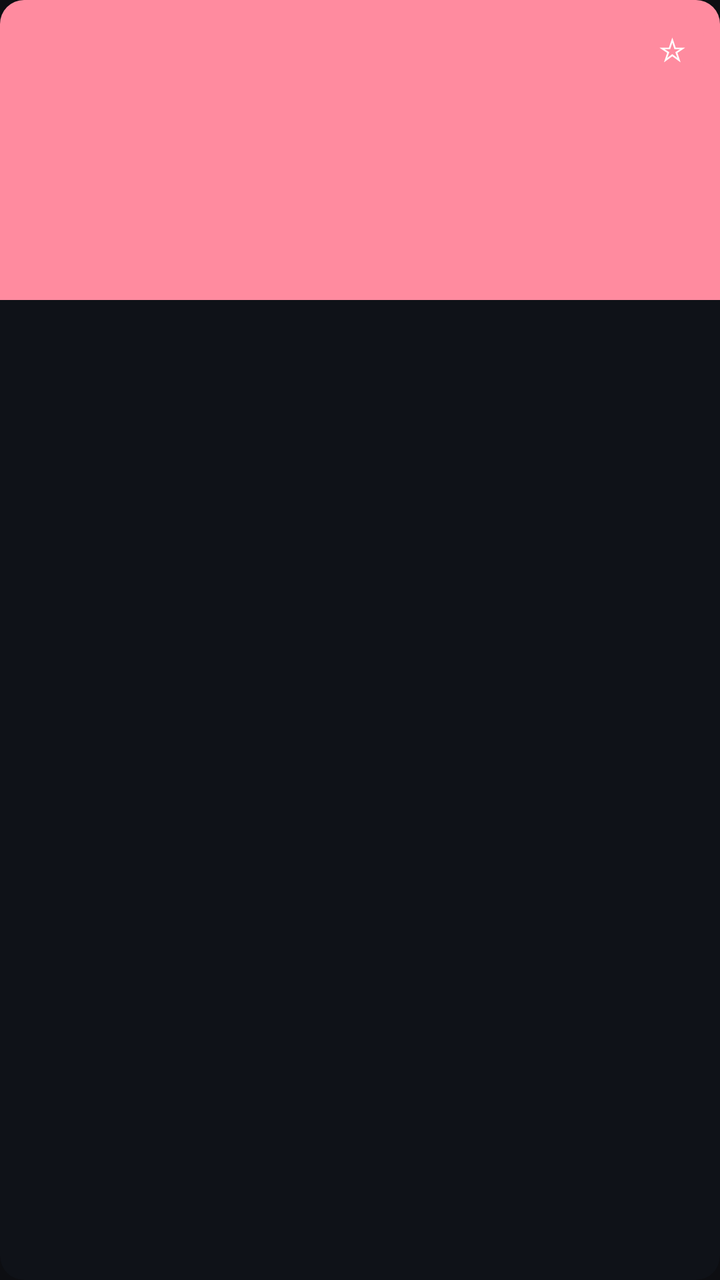
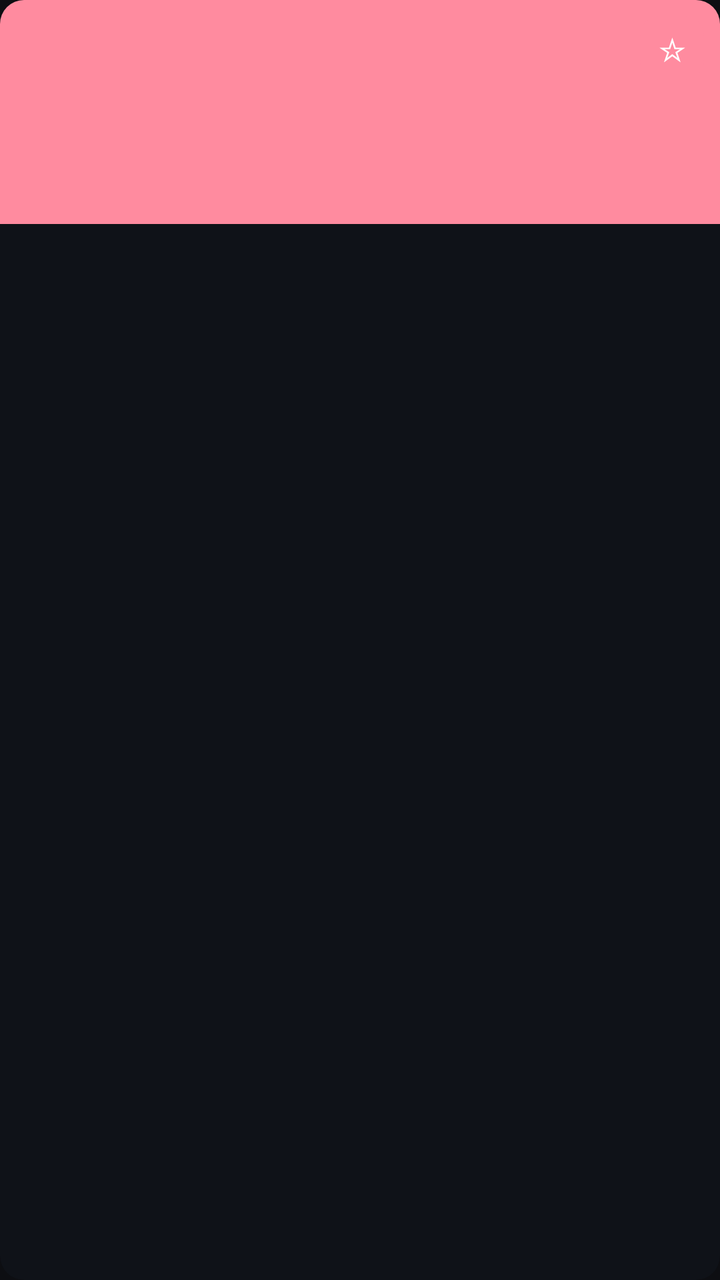

Two renders of the same Android screen: before a commit and after it. Below are the layout's source before the change and the commit's diff.
<!-- AndroidManifest.xml: application theme Theme.Meggy -->
<!-- res/layout/item_drive_card.xml -->
<?xml version="1.0" encoding="utf-8"?>
<com.google.android.material.card.MaterialCardView xmlns:android="http://schemas.android.com/apk/res/android"
    xmlns:app="http://schemas.android.com/apk/res-auto"
    android:id="@+id/drive_card_root"
    android:layout_width="@dimen/drive_card_width"
    android:layout_height="wrap_content"
    android:layout_marginEnd="@dimen/rail_gap"
    android:clickable="true"
    android:focusable="true"
    android:focusableInTouchMode="true"
    android:foreground="?attr/selectableItemBackground"
    app:cardCornerRadius="@dimen/radius_md"
    app:cardElevation="@dimen/elevation_0"
    app:cardBackgroundColor="@color/tile_bg"
    app:strokeWidth="0dp"
    app:strokeColor="@color/tile_focus_ring">

    <LinearLayout
        android:layout_width="match_parent"
        android:layout_height="wrap_content"
        android:orientation="vertical">

        
        <FrameLayout
            android:layout_width="match_parent"
            android:layout_height="150dp">

            <View
                android:id="@+id/drive_bg"
                android:layout_width="match_parent"
                android:layout_height="match_parent"
                android:background="@color/drive_icon_tile" />

            <TextView
                android:id="@+id/drive_icon"
                android:layout_width="match_parent"
                android:layout_height="match_parent"
                android:gravity="center"
                android:textColor="@color/drive_icon_tile_text"
                android:textSize="40sp"
                android:textStyle="bold" />

            
            <TextView
                android:id="@+id/drive_fav_star"
                android:layout_width="32dp"
                android:layout_height="32dp"
                android:layout_gravity="top|end"
                android:layout_marginTop="@dimen/spacing_sm"
                android:layout_marginEnd="@dimen/spacing_sm"
                android:background="@drawable/badge_resume"
                android:clickable="true"
                android:contentDescription="@string/fav_desc"
                android:focusable="true"
                android:focusableInTouchMode="true"
                android:gravity="center"
                android:text="☆"
                android:textColor="@color/tile_title"
                android:textSize="16sp" />
        </FrameLayout>

        
        <LinearLayout
            android:layout_width="match_parent"
            android:layout_height="wrap_content"
            android:orientation="vertical"
            android:paddingHorizontal="@dimen/spacing_md"
            android:paddingTop="@dimen/spacing_sm"
            android:paddingBottom="@dimen/spacing_md">

            <TextView
                android:id="@+id/drive_name"
                android:layout_width="match_parent"
                android:layout_height="wrap_content"
                android:ellipsize="end"
                android:maxLines="2"
                android:textColor="@color/tile_title"
                android:textSize="@dimen/text_drive_name"
                android:textStyle="bold" />

            <TextView
                android:id="@+id/drive_meta"
                android:layout_width="match_parent"
                android:layout_height="wrap_content"
                android:layout_marginTop="2dp"
                android:ellipsize="end"
                android:maxLines="1"
                android:textColor="@color/tile_subtitle"
                android:textSize="@dimen/text_drive_meta" />
        </LinearLayout>
    </LinearLayout>
</com.google.android.material.card.MaterialCardView>
<!-- resources referenced by this layout -->
<resources>
  <color name="drive_icon_tile">#FFFF8B9F</color>
  <color name="drive_icon_tile_text">#FF1A0A0F</color>
  <color name="tile_bg">#FF0F1218</color>
  <color name="tile_focus_ring">#FFFF8B9F</color>
  <color name="tile_subtitle">#FFC0C4D0</color>
  <color name="tile_title">#FFFFFFFF</color>
  <dimen name="drive_card_width">128dp</dimen>
  <dimen name="elevation_0">0dp</dimen>
  <dimen name="radius_md">12dp</dimen>
  <dimen name="rail_gap">12dp</dimen>
  <dimen name="spacing_md">12dp</dimen>
  <dimen name="spacing_sm">8dp</dimen>
  <dimen name="text_drive_meta">12sp</dimen>
  <dimen name="text_drive_name">14sp</dimen>
  <!-- drawable badge_resume (drawable) -->
  <?xml version="1.0" encoding="utf-8"?>
  <shape xmlns:android="http://schemas.android.com/apk/res/android"
      android:shape="rectangle">
      <solid android:color="#33FF8B9F" />
      <corners android:radius="10dp" />
  </shape>
  <string name="fav_desc">Adicionar à Minha lista</string>
  <color name="md_primary">#FFFF8B9F</color>
  <color name="md_on_primary">#FF1A0A0F</color>
  <color name="md_primary_container">#FF7B1FA2</color>
  <color name="md_on_primary_container">#FFFFEAF1</color>
  <color name="md_secondary">#FFC026D3</color>
  <color name="md_on_secondary">#FF1A0A1F</color>
  <color name="md_secondary_container">#FF5A1B6E</color>
  <color name="md_on_secondary_container">#FFFBD7FF</color>
  <color name="md_background">#FF0D0E12</color>
  <color name="md_surface">#FF16181F</color>
  <color name="md_surface_variant">#FF232634</color>
  <color name="md_on_background">#FFEAEAF0</color>
  <color name="md_on_surface">#FFEAEAF0</color>
  <color name="md_on_surface_variant">#FFC0C4D0</color>
  <color name="md_outline">#FF3A3F4F</color>
  <color name="md_outline_variant">#FF2A2E3A</color>
  <color name="md_error">#FFCF6679</color>
  <color name="md_on_error">#FF600014</color>
  <style name="Widget.Meggy.CardView" parent="Widget.Material3.CardView.Filled">
          <item name="cardBackgroundColor">@color/md_surface_container</item>
          <item name="cardCornerRadius">20dp</item>
          <item name="cardElevation">2dp</item>
          <item name="contentPadding">0dp</item>
          <item name="strokeWidth">0dp</item>
      </style>
  <color name="md_surface_container">#FF1B1E27</color>
  <!-- unchanged entries left out for length: 1 -->
</resources>

<!-- the commit's change to res/layout/item_drive_card.xml (unified diff, before → after) -->
@@ -23,7 +23,7 @@
         
         <FrameLayout
             android:layout_width="match_parent"
-            android:layout_height="150dp">
+            android:layout_height="@dimen/drive_tile_height">
 
             <View
                 android:id="@+id/drive_bg"
@@ -37,7 +37,7 @@
                 android:layout_height="match_parent"
                 android:gravity="center"
                 android:textColor="@color/drive_icon_tile_text"
-                android:textSize="40sp"
+                android:textSize="52sp"
                 android:textStyle="bold" />
 
             
<!-- resource entries referenced after the edit -->
@@ -7,6 +7,7 @@
   <color name="tile_subtitle">#FFC0C4D0</color>
   <color name="tile_title">#FFFFFFFF</color>
   <dimen name="drive_card_width">128dp</dimen>
+  <dimen name="drive_tile_height">112dp</dimen>
   <dimen name="elevation_0">0dp</dimen>
   <dimen name="radius_md">12dp</dimen>
   <dimen name="rail_gap">12dp</dimen>
